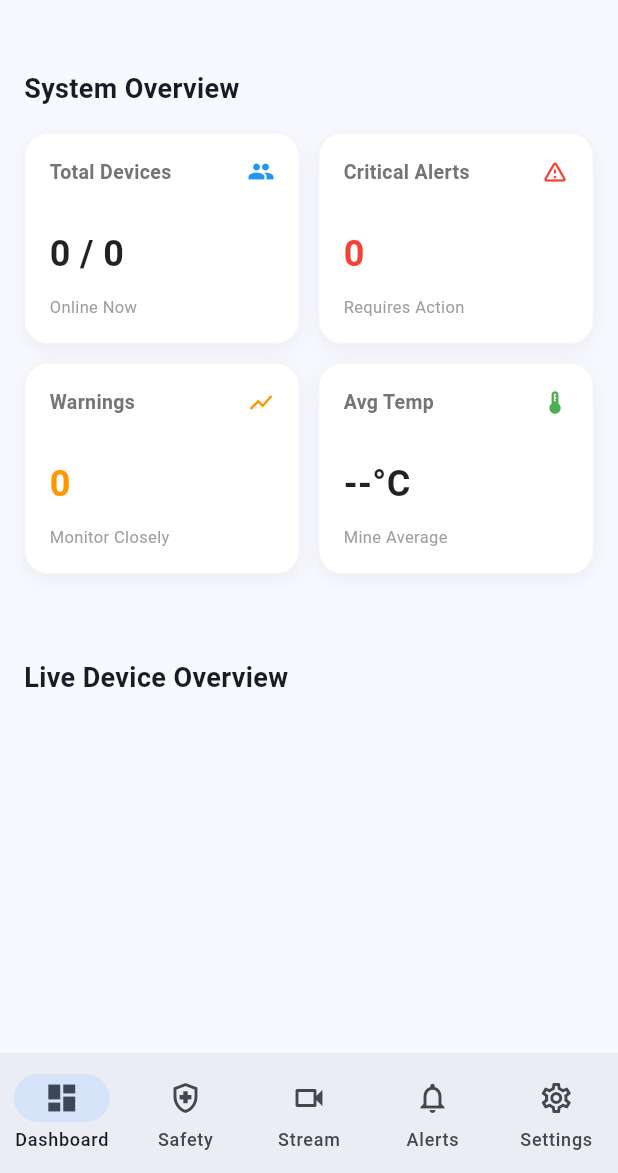
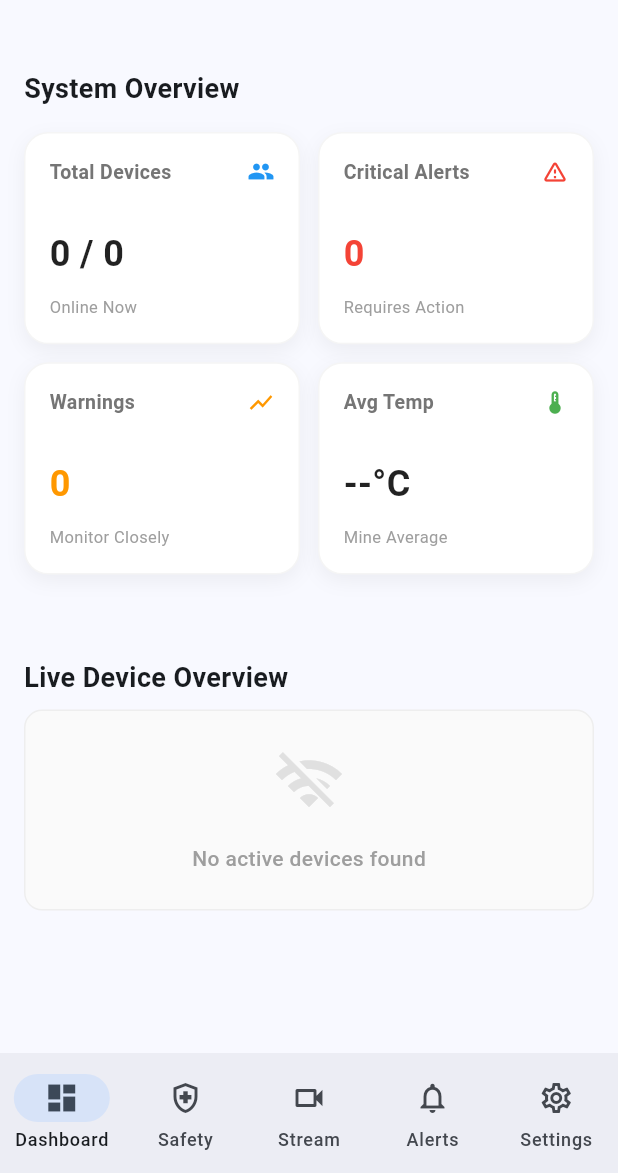
Before and after one commit to NatiYoni/Mining-Hazard-Detection-and-Safety-Monitoring-System, a Flutter app: the DashboardPage screen opened directly, on a phone screen of 412 x 824 dp, the part 63-1236 px from its top. Run offline on Flutter 3.47's test engine with Material 3 defaults, Android fonts, the phone set to English and light mode, and no system bars; our stand-ins replace dartz, dio, equatable, fl_chart, flutter_bloc, get_it and 1 more; accounts and stored records are empty; network calls fail.

Commit message:
Update device list widget

```diff
--- a/mobile_app/lib/features/dashboard/presentation/widgets/device_list.dart
+++ b/mobile_app/lib/features/dashboard/presentation/widgets/device_list.dart
@@ -11,6 +11,40 @@ class DeviceList extends StatelessWidget {
 
   @override
   Widget build(BuildContext context) {
+    if (devices.isEmpty) {
+      return Column(
+        crossAxisAlignment: CrossAxisAlignment.start,
+        children: [
+          const Padding(
+            padding: EdgeInsets.symmetric(vertical: 8.0),
+            child: Text(
+              'Live Device Overview',
+              style: TextStyle(fontSize: 18, fontWeight: FontWeight.bold),
+            ),
+          ),
+          Container(
+            padding: const EdgeInsets.all(24),
+            width: double.infinity,
+            decoration: BoxDecoration(
+              color: Colors.grey.shade50,
+              borderRadius: BorderRadius.circular(12),
+              border: Border.all(color: Colors.grey.shade200),
+            ),
+            child: Column(
+              children: [
+                Icon(Icons.wifi_off, size: 48, color: Colors.grey.shade300),
+                const SizedBox(height: 16),
+                Text(
+                  'No active devices found',
+                  style: TextStyle(color: Colors.grey.shade500, fontWeight: FontWeight.w500),
+                ),
+              ],
+            ),
+          ),
+        ],
+      );
+    }
+
     return Column(
       crossAxisAlignment: CrossAxisAlignment.start,
       children: [
```
